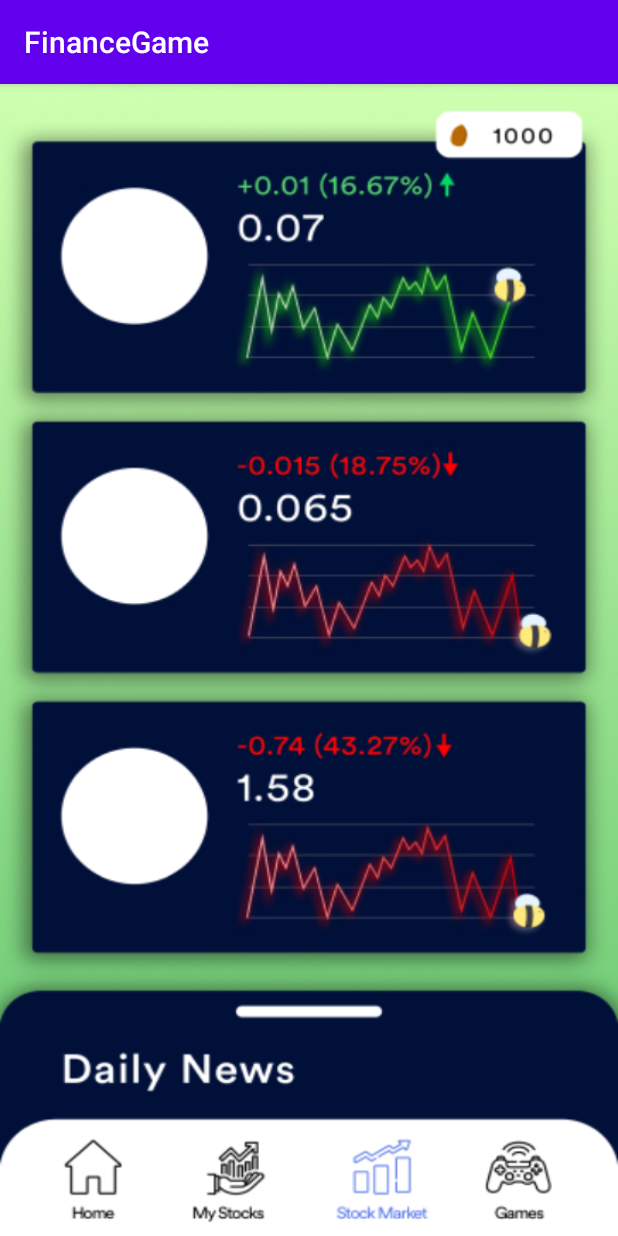
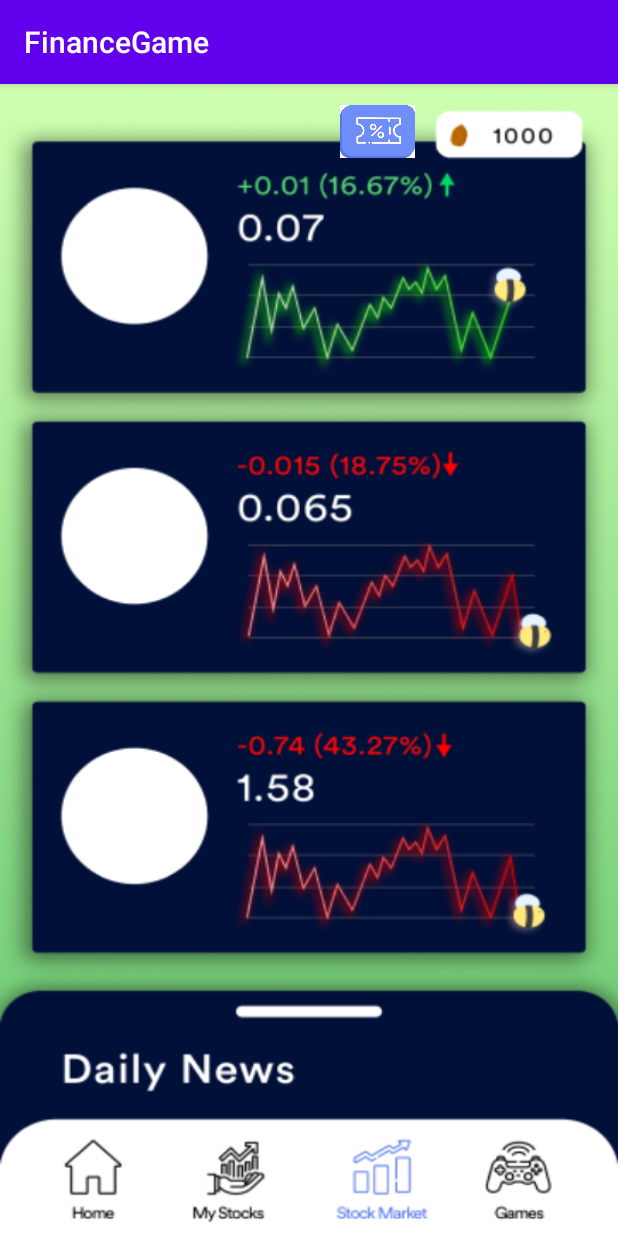
Before and after one commit to marybcheung/FinanceGame, an Android app: the Market screen opened directly, with no data from a screen before it, on a phone screen of 412 x 824 dp. Run offline under Robolectric (Android 15) with nearby library versions, the phone set to English and light mode, and no system bars.

Commit message:
fixed bug

```diff
--- a/app/src/main/res/layout/activity_market.xml
+++ b/app/src/main/res/layout/activity_market.xml
@@ -7,6 +7,20 @@
     android:background="@drawable/market"
     tools:context=".Market">
 
+
+    <ImageButton
+        android:id="@+id/rewardsButton"
+        android:layout_width="50dp"
+        android:layout_height="49dp"
+        android:background="#00FFFFFF"
+        android:scaleType="fitEnd"
+        app:layout_constraintBottom_toBottomOf="parent"
+        app:layout_constraintEnd_toEndOf="parent"
+        app:layout_constraintHorizontal_bias="0.626"
+        app:layout_constraintStart_toStartOf="parent"
+        app:layout_constraintTop_toTopOf="parent"
+        app:layout_constraintVertical_bias="0.0"
+        app:srcCompat="@drawable/inactive" />
 
     <Button
         android:id="@+id/gamesButton"
```
Also changed, not shown: app/src/main/res/layout/activity_rewards.xml (+62 -0 lines), app/src/main/res/layout/activity_sell_stock.xml (+13 -0 lines), app/src/main/res/layout/activity_stocks.xml (+14 -0 lines).
